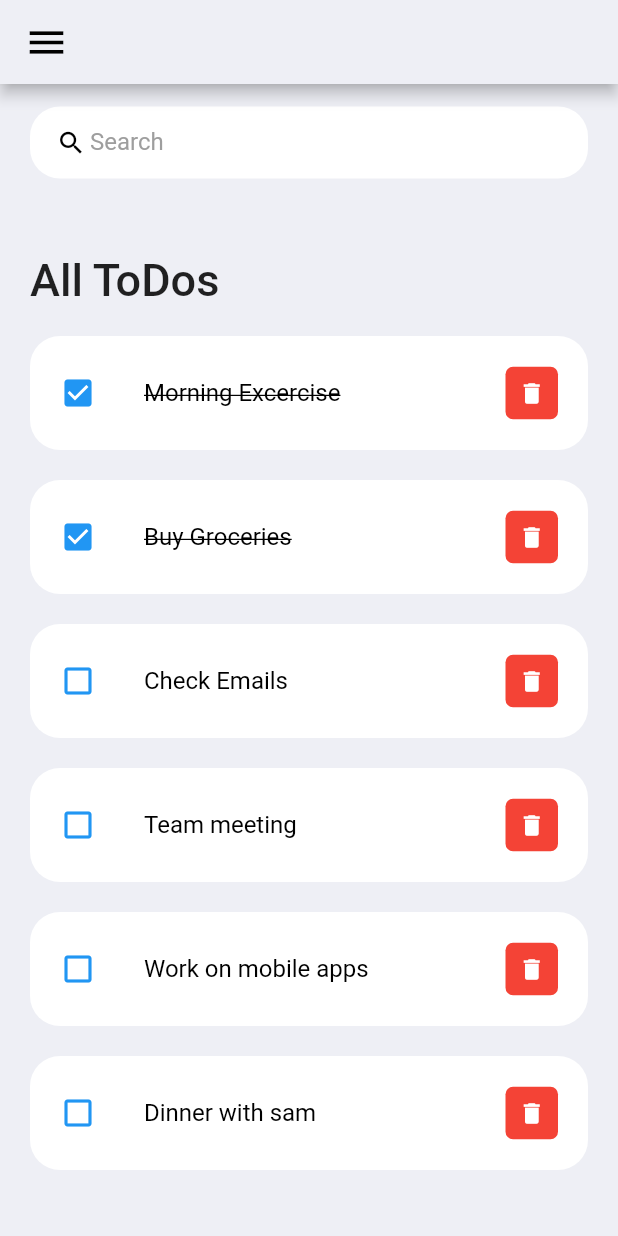
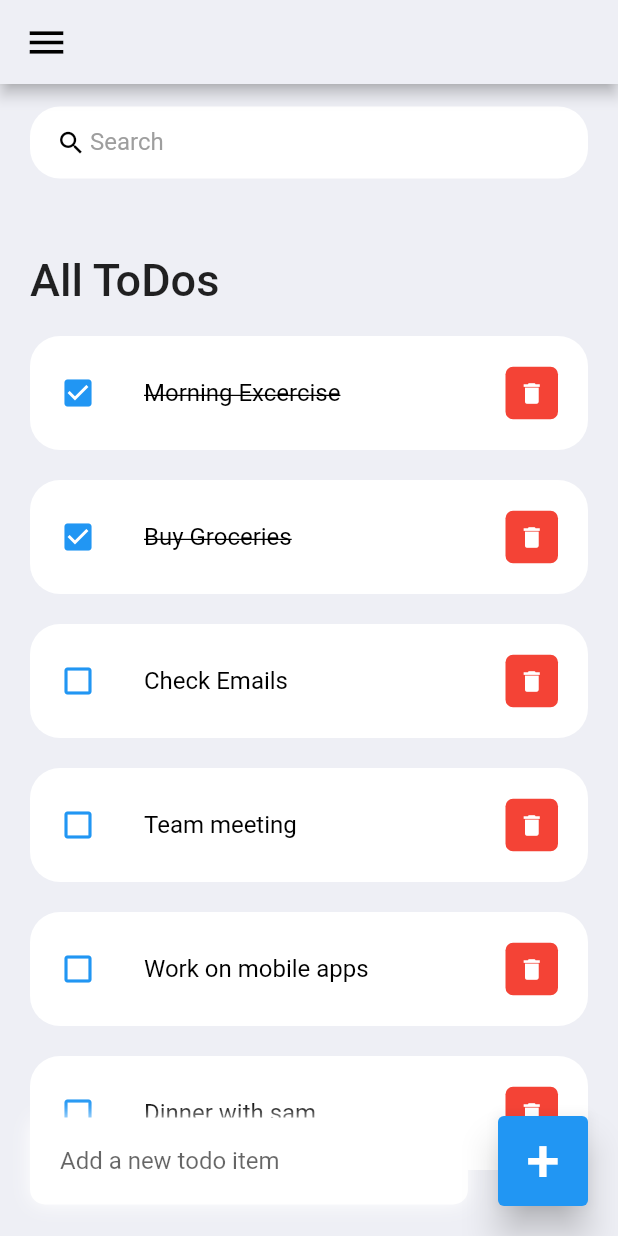
Before and after one commit to 7beat/Flutter, a Flutter app: the screen it shows after launch, on a phone screen of 412 x 824 dp. Run offline on Flutter 3.47's test engine with Material 2 defaults, Android fonts, the phone set to English and light mode, and no system bars.

Commit message:
Added add icon

```diff
--- a/lib/screens/home.dart
+++ b/lib/screens/home.dart
@@ -13,7 +13,9 @@ class Home extends StatelessWidget {
     return Scaffold(
       backgroundColor: tdBGColor,
       appBar: _buildAppBar(),
-      body: Container(
+      body: Stack(
+        children: [
+          Container(
             padding: EdgeInsets.symmetric(
               horizontal: 20,
               vertical: 15,
@@ -42,6 +44,55 @@ class Home extends StatelessWidget {
                 )
               ],
             ),
+          ),
+          Align(
+            alignment: Alignment.bottomCenter,
+            child: Row(children: [
+              Expanded(child: Container(
+                  margin: EdgeInsets.only(
+                      bottom: 20,
+                      right: 20,
+                      left: 20
+                  ),
+                padding: EdgeInsets.symmetric(
+                    horizontal: 20,
+                    vertical: 5
+                ),
+                decoration: BoxDecoration(
+                  color: Colors.white,
+                  boxShadow: const [BoxShadow(
+                      color: Colors.white,
+                      offset: Offset(0.0, 0.0),
+                      blurRadius: 10.0,
+                      spreadRadius: 0.0,
+                  ),],
+                    borderRadius: BorderRadius.circular(10),
+                ),
+                child: TextField(
+                  decoration: InputDecoration(
+                    hintText: 'Add a new todo item',
+                    border: InputBorder.none
+                  ),
+                ),
+              )
+              ),
+              Container(
+                margin: EdgeInsets.only(
+                    bottom: 20,
+                    right: 20),
+                child: ElevatedButton(
+                  child: Text('+', style: TextStyle(fontSize: 40,),),
+                  onPressed: () {},
+                  style: ElevatedButton.styleFrom(
+                    primary: Colors.blue,
+                    minimumSize: Size(60, 60),
+                    elevation: 10,
+                  ),
+                ),
+              )
+            ],),
+          )
+        ],
       ),
     );
     //throw UnimplementedError();
```
Lines whose indentation alone changed are shown as unchanged.
